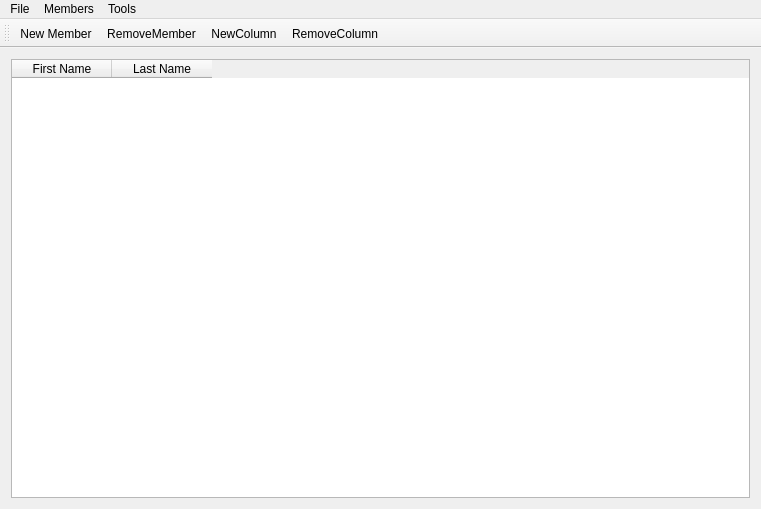
Old version of the form infomaniac.ui in the repository Sucalakafufu/infomaniac.
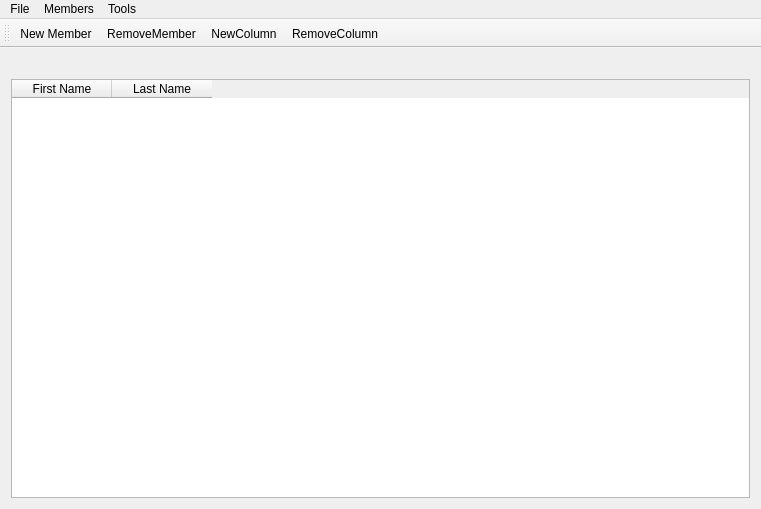
New version of the form.

```diff
--- a/infomaniac.ui
+++ b/infomaniac.ui
@@ -14,11 +14,18 @@
    <string>InfoManiac</string>
   </property>
   <widget class="QWidget" name="centralWidget">
-   <layout class="QGridLayout" name="gridLayout">
-    <property name="spacing">
-     <number>6</number>
-    </property>
-    <item row="0" column="0">
+   <layout class="QVBoxLayout" name="verticalLayout">
+    <item>
+     <widget class="QLabel" name="currentDBLabel">
+      <property name="text">
+       <string/>
+      </property>
+      <property name="alignment">
+       <set>Qt::AlignLeading|Qt::AlignLeft|Qt::AlignVCenter</set>
+      </property>
+     </widget>
+    </item>
+    <item>
      <widget class="QTableWidget" name="mainTable">
       <property name="sortingEnabled">
        <bool>true</bool>
```
Left out of the diff: 6 changed lines with no effect on the pictures.
